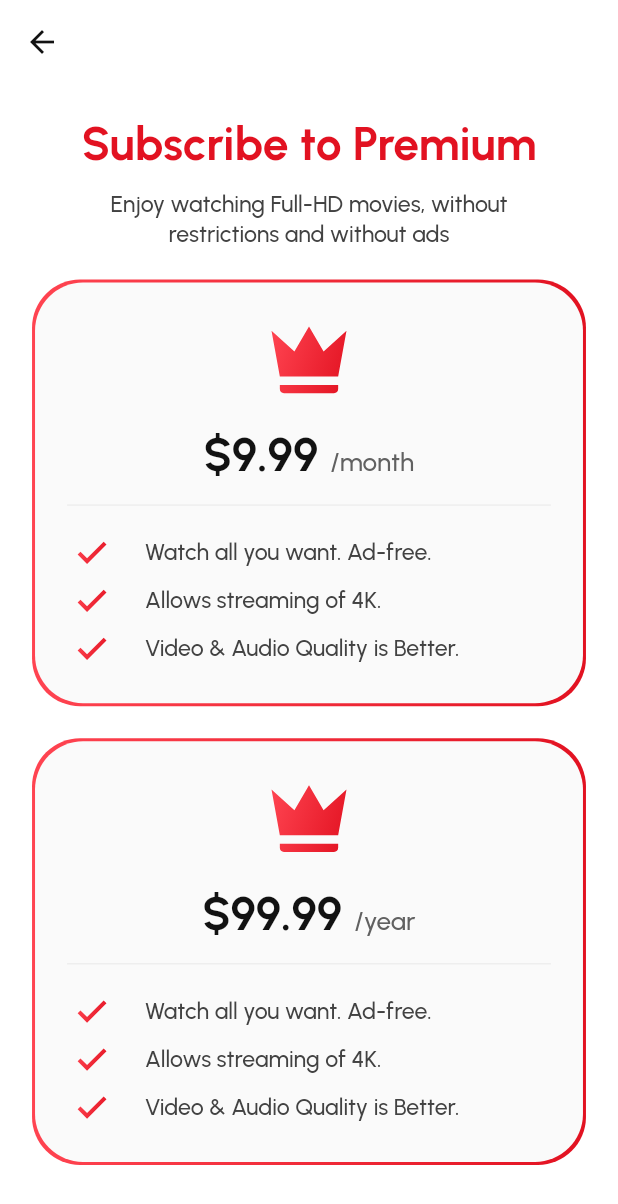
After one commit to ThisIsNima01/mova, a Flutter app: the PremiumScreen screen opened directly, on a phone screen of 412 x 824 dp. The commit adds this screen. Shown: the top 1204 px of the screen. Run offline on Flutter 3.47's test engine with Material 2 defaults, Android fonts, the phone set to English and light mode, and no system bars; our stand-ins replace flutter_screenutil, flutter_svg, google_fonts, shared_preferences; accounts and stored records are empty.

Commit message:
Added Buy Premium Screen

```diff
--- a/lib/config/global/constants/app_static_data.dart
+++ b/lib/config/global/constants/app_static_data.dart
@@ -29,5 +29,17 @@ class AppStaticData {
     'Latest Release'
   ];
 
-  static const List<String> exploreModalTitles = ['Categories','Regions','Genre','Time/Periods','Sort'];
+  static const List<String> exploreModalTitles = [
+    'Categories',
+    'Regions',
+    'Genre',
+    'Time/Periods',
+    'Sort'
+  ];
+
+  static const List<String> subscriptionCardFeaturesTitle = [
+    'Watch all you want. Ad-free.',
+    'Allows streaming of 4K.',
+    'Video & Audio Quality is Better.'
+  ];
 }
--- a/lib/config/global/constants/image_routes.dart
+++ b/lib/config/global/constants/image_routes.dart
@@ -31,4 +31,5 @@ class AppImagesRoute {
   static const String iconEye = 'assets/images/icon_eye.svg';
   static const String iconHelp = 'assets/images/icon_help.svg';
   static const String iconPrivacy = 'assets/images/icon_privacy.svg';
+  static const String iconDone = 'assets/images/icon_done.svg';
 }
--- a/lib/config/theme/app_theme.dart
+++ b/lib/config/theme/app_theme.dart
@@ -28,7 +28,10 @@ class AppTheme {
   );
 
   static ThemeData lightMode = ThemeData(
-      appBarTheme: const AppBarTheme(backgroundColor: AppColors.white),
+      appBarTheme: const AppBarTheme(
+          backgroundColor: AppColors.white,
+          iconTheme: IconThemeData(color: AppColors.grey900),
+          elevation: 0),
       bottomNavigationBarTheme: BottomNavigationBarThemeData(
         elevation: 0,
         backgroundColor: AppColors.white,
@@ -43,7 +46,10 @@ class AppTheme {
       textTheme: appTextTheme);
 
   static ThemeData darkMode = ThemeData(
-      appBarTheme: const AppBarTheme(backgroundColor: AppColors.dark1),
+      appBarTheme: const AppBarTheme(
+          backgroundColor: AppColors.dark1,
+          iconTheme: IconThemeData(color: AppColors.white),
+          elevation: 0),
       bottomNavigationBarTheme: BottomNavigationBarThemeData(
         unselectedLabelStyle:
             GoogleFonts.urbanist(fontSize: 10.sp, fontWeight: FontWeight.w500),
@@ -61,9 +67,11 @@ class AppTheme {
 class AppDynamicColorBuilder {
   static bool isDarkMode = false;
 
-  static Color getGrey900AndWhite(BuildContext context) => isDarkMode ? AppColors.white : AppColors.grey900;
+  static Color getGrey900AndWhite(BuildContext context) =>
+      isDarkMode ? AppColors.white : AppColors.grey900;
 
-  static Color getGrey800AndWhite(BuildContext context) => isDarkMode ? AppColors.white : AppColors.grey800;
+  static Color getGrey800AndWhite(BuildContext context) =>
+      isDarkMode ? AppColors.white : AppColors.grey800;
 
   static Color getGrey800AndGrey300(BuildContext context) =>
       isDarkMode ? AppColors.grey300 : AppColors.grey800;
@@ -88,4 +96,7 @@ class AppDynamicColorBuilder {
 
   static Color getDark3AndGrey200(BuildContext context) =>
       isDarkMode ? AppColors.dark3 : AppColors.grey200;
+
+  static Color getDark2AndGrey50(BuildContext context) =>
+      isDarkMode ? AppColors.dark2 : AppColors.grey50;
 }
--- /dev/null
+++ b/lib/screens/premium/premium_screen.dart
@@ -0,0 +1,157 @@
+import 'package:flutter/material.dart';
+import 'package:flutter_screenutil/flutter_screenutil.dart';
+import 'package:flutter_svg/svg.dart';
+import 'package:mova/config/global/constants/app_static_data.dart';
+import 'package:mova/config/theme/app_theme.dart';
+
+import '../../config/global/constants/image_routes.dart';
+import '../../config/theme/app_gradients.dart';
+
+class PremiumScreen extends StatelessWidget {
+  const PremiumScreen({Key? key}) : super(key: key);
+
+  @override
+  Widget build(BuildContext context) {
+    ThemeData theme = Theme.of(context);
+    return Scaffold(
+      appBar: AppBar(),
+      body: SafeArea(
+        child: Padding(
+          padding: EdgeInsets.all(24.h),
+          child: Column(
+            crossAxisAlignment: CrossAxisAlignment.center,
+            children: [
+              const SizedBox(
+                width: double.infinity,
+              ),
+              Text(
+                'Subscribe to Premium',
+                style: theme.textTheme.displaySmall!
+                    .copyWith(color: theme.primaryColor),
+              ),
+              SizedBox(
+                height: 12.h,
+              ),
+              Text(
+                'Enjoy watching Full-HD movies, without \nrestrictions and without ads',
+                textAlign: TextAlign.center,
+                style: theme.textTheme.bodyLarge!.copyWith(
+                    color: AppDynamicColorBuilder.getGrey800AndWhite(context),
+                    fontWeight: FontWeight.w500,
+                    height: 1.3),
+              ),
+              SizedBox(
+                height: 24.h,
+              ),
+              const PremiumItemCard(
+                subscriptionPrice: '9.99',
+                subscriptionTime: 'month',
+              ),
+              SizedBox(
+                height: 24.h,
+              ),
+              const PremiumItemCard(
+                subscriptionPrice: '99.99',
+                subscriptionTime: 'year',
+              ),
+            ],
+          ),
+        ),
+      ),
+    );
+  }
+}
+
+class PremiumItemCard extends StatelessWidget {
+  final String subscriptionPrice;
+  final String subscriptionTime;
+
+  const PremiumItemCard(
+      {Key? key,
+      required this.subscriptionPrice,
+      required this.subscriptionTime})
+      : super(key: key);
+
+  @override
+  Widget build(BuildContext context) {
+    ThemeData theme = Theme.of(context);
+    return Container(
+      padding: const EdgeInsets.all(2),
+      decoration: BoxDecoration(
+        gradient: AppGradients.redGradient,
+        borderRadius: BorderRadius.circular(32),
+      ),
+      child: Container(
+        width: double.infinity,
+        padding:  EdgeInsets.all(24.h),
+        decoration: BoxDecoration(
+          color: AppDynamicColorBuilder.getDark2AndGrey50(context),
+          borderRadius: BorderRadius.circular(32),
+        ),
+        child: Column(
+          children: [
+            SvgPicture.asset(AppImagesRoute.iconPremium),
+            SizedBox(
+              height: 16.h,
+            ),
+            RichText(
+              text: TextSpan(
+                text: '\$$subscriptionPrice',
+                style: theme.textTheme.displaySmall!.copyWith(
+                  color: AppDynamicColorBuilder.getGrey900AndWhite(context),
+                ),
+                children: [
+                  const WidgetSpan(
+                    child: SizedBox(
+                      width: 8,
+                    ),
+                  ),
+                  TextSpan(
+                    text: '/$subscriptionTime',
+                    style: theme.textTheme.titleLarge!.copyWith(
+                      color:
+                          AppDynamicColorBuilder.getGrey700AndGrey300(context),
+                      fontWeight: FontWeight.w500,
+                    ),
+                  ),
+                ],
+              ),
+            ),
+            SizedBox(
+              height: 16.h,
+            ),
+            Divider(
+              color: AppDynamicColorBuilder.getDark3AndGrey200(context),
+              thickness: 1,
+              height: 1,
+            ),
+            SizedBox(
+              height: 16.h,
+            ),
+            ListView.builder(
+              physics: const NeverScrollableScrollPhysics(),
+              shrinkWrap: true,
+              itemCount: AppStaticData.subscriptionCardFeaturesTitle.length,
+              itemBuilder: (context, index) => Row(
+                children: [
+                  SvgPicture.asset(AppImagesRoute.iconDone),
+                  const SizedBox(
+                    width: 20,
+                  ),
+                  Text(
+                    AppStaticData.subscriptionCardFeaturesTitle[index],
+                    style: theme.textTheme.bodyLarge!.copyWith(
+                      color:
+                          AppDynamicColorBuilder.getGrey800AndGrey300(context),
+                      fontWeight: FontWeight.w500,
+                    ),
+                  )
+                ],
+              ),
+            ),
+          ],
+        ),
+      ),
+    );
+  }
+}
--- a/lib/screens/profile/widgets/premium_card.dart
+++ b/lib/screens/profile/widgets/premium_card.dart
@@ -1,24 +1,29 @@
 import 'package:flutter/material.dart';
 import 'package:flutter_screenutil/flutter_screenutil.dart';
 import 'package:flutter_svg/svg.dart';
+import 'package:mova/screens/premium/premium_screen.dart';
 
 import '../../../config/global/constants/image_routes.dart';
 import '../../../config/theme/app_colors.dart';
 import '../../../config/theme/app_gradients.dart';
 import '../../../config/theme/app_theme.dart';
 import '../../../theme_notifier.dart';
+
 class PremiumCard extends StatelessWidget {
   final ThemeNotifier themeNotifier;
-  const PremiumCard({
-    super.key,
-    required this.themeNotifier
-  });
 
+  const PremiumCard({super.key, required this.themeNotifier});
 
   @override
   Widget build(BuildContext context) {
     ThemeData theme = Theme.of(context);
-    return Container(
+    return InkWell(
+      onTap: () => Navigator.of(context).push(
+        MaterialPageRoute(
+          builder: (context) => const PremiumScreen(),
+        ),
+      ),
+      child: Container(
         padding: const EdgeInsets.all(2),
         decoration: BoxDecoration(
           gradient: AppGradients.redGradient,
@@ -39,7 +44,7 @@ class PremiumCard extends StatelessWidget {
                 width: 20.w,
               ),
               Padding(
-              padding:  EdgeInsets.symmetric(vertical: 24.w),
+                padding: EdgeInsets.symmetric(vertical: 24.w),
                 child: Column(
                   crossAxisAlignment: CrossAxisAlignment.start,
                   children: [
@@ -53,8 +58,8 @@ class PremiumCard extends StatelessWidget {
                     Text(
                       'Enjoy watching Full-HD movies, \nwithout restrictions and without ads',
                       style: theme.textTheme.bodySmall!.copyWith(
-                      color: AppDynamicColorBuilder
-                          .getGrey700AndGrey300(context),
+                        color: AppDynamicColorBuilder.getGrey700AndGrey300(
+                            context),
                       ),
                       textAlign: TextAlign.left,
                     ),
@@ -66,6 +71,7 @@ class PremiumCard extends StatelessWidget {
             ],
           ),
         ),
+      ),
     );
   }
 }
```
Also changed, not shown: lib/screens/home/widgets/movie_list.dart (+8 -3 lines), assets/images/icon_done.svg (added). Lines whose indentation alone changed are shown as unchanged.
